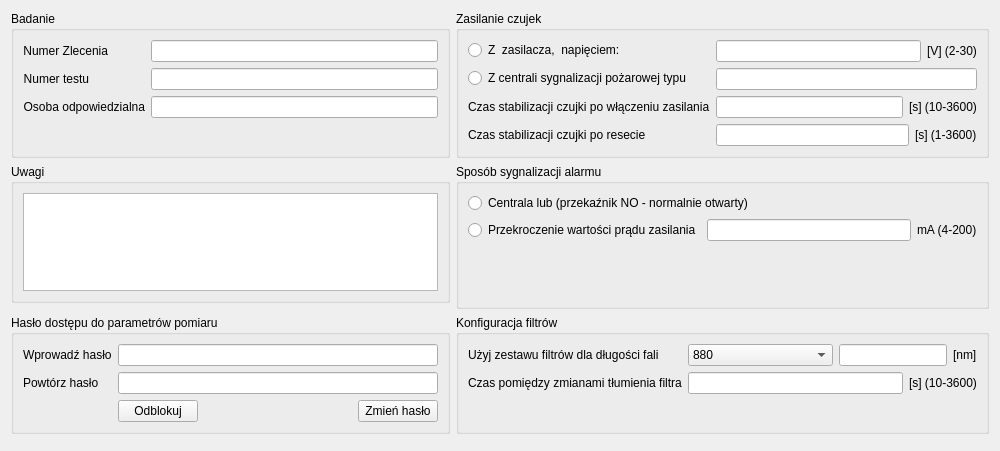
First picture: the form in CzujkiLinioweApp/parametrybadaniaogolnedlg.ui, repository wiacekmarcin/CzujkiLiniowe, before the edit.
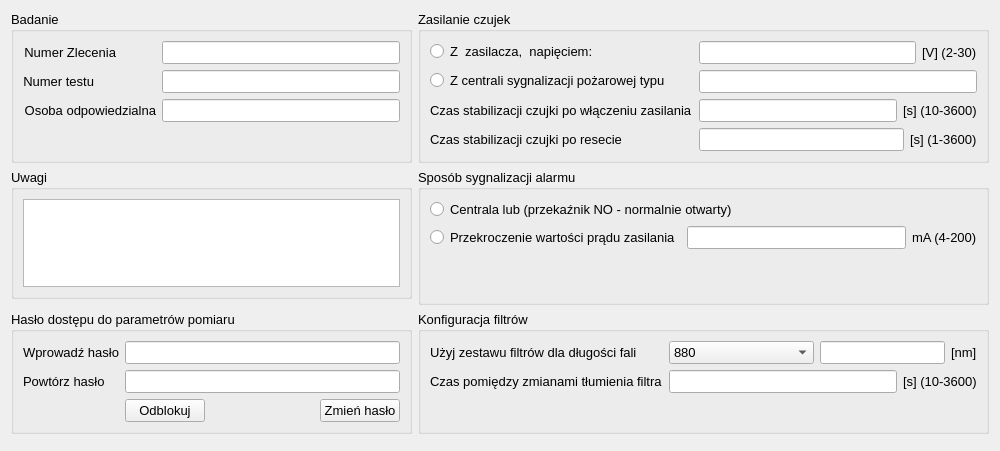
Second picture: the form after the edit.

```diff
--- a/CzujkiLinioweApp/parametrybadaniaogolnedlg.ui
+++ b/CzujkiLinioweApp/parametrybadaniaogolnedlg.ui
@@ -22,6 +22,12 @@
     <height>1200</height>
    </size>
   </property>
+  <property name="font">
+   <font>
+    <family>Arial</family>
+    <pointsize>10</pointsize>
+   </font>
+  </property>
   <property name="windowTitle">
    <string>Dialog</string>
   </property>
```
